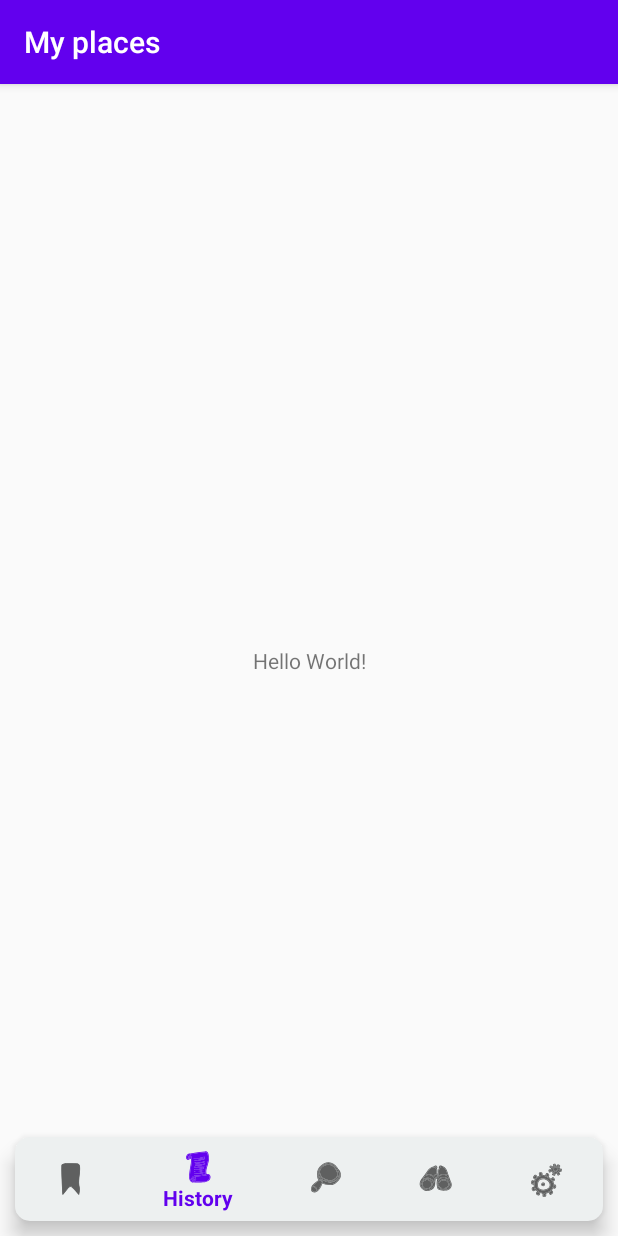
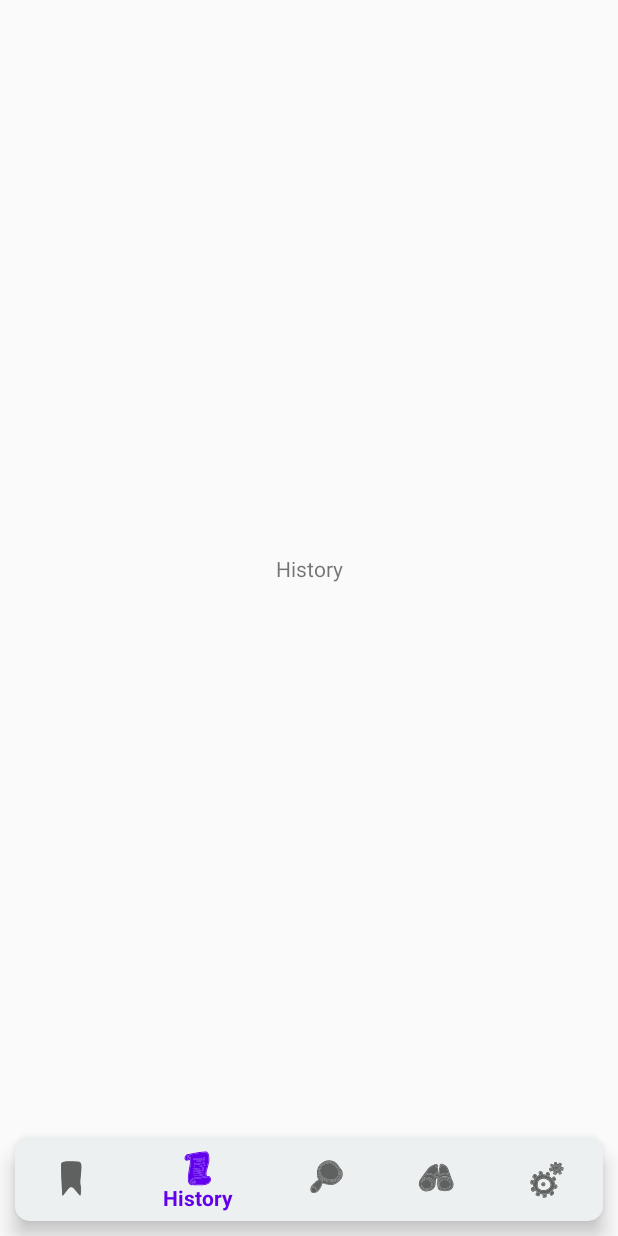
Before and after one commit to freshusername/my-places, an Android app: the screen it shows after launch (MainActivity), item 2 of the bottom bar chosen, on a phone screen of 412 x 824 dp. Run offline under Robolectric (Android 15) with nearby library versions, the phone set to English and light mode, and no system bars; our stand-ins replace data binding, navigation-ui.

Commit message:
:gem: added navigation

```diff
--- a/app/src/main/java/com/unrevealedinc/myplaces/MainActivity.kt
+++ b/app/src/main/java/com/unrevealedinc/myplaces/MainActivity.kt
@@ -2,10 +2,20 @@ package com.unrevealedinc.myplaces
 
 import androidx.appcompat.app.AppCompatActivity
 import android.os.Bundle
+import androidx.databinding.DataBindingUtil
+import androidx.navigation.findNavController
+import androidx.navigation.ui.setupWithNavController
+import com.unrevealedinc.myplaces.databinding.ActivityMainBinding
+
 
 class MainActivity : AppCompatActivity() {
+    private lateinit var binding: ActivityMainBinding
+
     override fun onCreate(savedInstanceState: Bundle?) {
         super.onCreate(savedInstanceState)
-        setContentView(R.layout.activity_main)
+        binding = DataBindingUtil.setContentView(this, R.layout.activity_main)
+        binding.apply {
+            bottomNavigationView.setupWithNavController(findNavController(R.id.navigationHostFragment))
+        }
     }
 }
--- /dev/null
+++ b/app/src/main/java/com/unrevealedinc/myplaces/ui/views/bookmarks/BookmarksFragment.kt
@@ -0,0 +1,25 @@
+package com.unrevealedinc.myplaces.ui.views.bookmarks
+
+import android.os.Bundle
+import android.view.LayoutInflater
+import android.view.View
+import android.view.ViewGroup
+import androidx.databinding.DataBindingUtil
+import androidx.fragment.app.Fragment
+import com.unrevealedinc.myplaces.R
+import com.unrevealedinc.myplaces.databinding.FragmentBookmarksBinding
+
+class BookmarksFragment : Fragment() {
+
+    private lateinit var binding: FragmentBookmarksBinding
+
+    override fun onCreateView(
+        inflater: LayoutInflater,
+        container: ViewGroup?,
+        savedInstanceState: Bundle?
+    ): View? {
+        binding = DataBindingUtil.inflate(inflater, R.layout.fragment_bookmarks, container, false)
+
+        return binding.root
+    }
+}
--- /dev/null
+++ b/app/src/main/java/com/unrevealedinc/myplaces/ui/views/history/HistoryFragment.kt
@@ -0,0 +1,25 @@
+package com.unrevealedinc.myplaces.ui.views.history
+
+import android.os.Bundle
+import android.view.LayoutInflater
+import android.view.View
+import android.view.ViewGroup
+import androidx.databinding.DataBindingUtil
+import androidx.fragment.app.Fragment
+import com.unrevealedinc.myplaces.R
+import com.unrevealedinc.myplaces.databinding.FragmentHistoryBinding
+
+class HistoryFragment : Fragment() {
+
+    private lateinit var binding: FragmentHistoryBinding
+
+    override fun onCreateView(
+        inflater: LayoutInflater,
+        container: ViewGroup?,
+        savedInstanceState: Bundle?
+    ): View? {
+        binding = DataBindingUtil.inflate(inflater, R.layout.fragment_history, container, false)
+
+        return binding.root
+    }
+}
--- /dev/null
+++ b/app/src/main/java/com/unrevealedinc/myplaces/ui/views/search/SearchFragment.kt
@@ -0,0 +1,25 @@
+package com.unrevealedinc.myplaces.ui.views.search
+
+import android.os.Bundle
+import android.view.LayoutInflater
+import android.view.View
+import android.view.ViewGroup
+import androidx.databinding.DataBindingUtil
+import androidx.fragment.app.Fragment
+import com.unrevealedinc.myplaces.R
+import com.unrevealedinc.myplaces.databinding.FragmentSearchBinding
+
+class SearchFragment : Fragment() {
+
+    private lateinit var binding: FragmentSearchBinding
+
+    override fun onCreateView(
+        inflater: LayoutInflater,
+        container: ViewGroup?,
+        savedInstanceState: Bundle?
+    ): View? {
+        binding = DataBindingUtil.inflate(inflater, R.layout.fragment_search, container, false)
+
+        return binding.root
+    }
+}
--- a/app/src/main/res/layout/activity_main.xml
+++ b/app/src/main/res/layout/activity_main.xml
@@ -8,22 +8,28 @@
         android:layout_height="match_parent"
         tools:context=".MainActivity">
 
-        <TextView
-            android:id="@+id/textView"
-            android:layout_width="wrap_content"
-            android:layout_height="wrap_content"
-            android:text="Hello World!"
-            app:layout_constraintBottom_toBottomOf="parent"
-            app:layout_constraintLeft_toLeftOf="parent"
-            app:layout_constraintRight_toRightOf="parent"
-            app:layout_constraintTop_toTopOf="parent" />
+        <fragment
+            android:id="@+id/navigationHostFragment"
+            android:name="androidx.navigation.fragment.NavHostFragment"
+            android:layout_width="match_parent"
+            android:layout_height="0dp"
+            app:defaultNavHost="true"
+            app:layout_constraintBottom_toTopOf="@+id/bottomNavigationView"
+            app:layout_constraintEnd_toEndOf="parent"
+            app:layout_constraintStart_toStartOf="parent"
+            app:layout_constraintTop_toTopOf="parent"
+            app:navGraph="@navigation/navigation_graph"
+            tools:ignore="FragmentTagUsage"
+            tools:layout="@layout/fragment_search" />
 
         <com.google.android.material.bottomnavigation.BottomNavigationView
+            android:id="@+id/bottomNavigationView"
             android:layout_width="match_parent"
             android:layout_height="wrap_content"
             android:layout_margin="10dp"
             android:background="@drawable/background_bottom_navigation"
             android:elevation="3dp"
+            app:itemIconSize="26dp"
             app:layout_constraintBottom_toBottomOf="parent"
             app:layout_constraintEnd_toEndOf="parent"
             app:layout_constraintStart_toStartOf="parent"
--- /dev/null
+++ b/app/src/main/res/layout/fragment_bookmarks.xml
@@ -0,0 +1,20 @@
+<?xml version="1.0" encoding="utf-8"?>
+<layout xmlns:android="http://schemas.android.com/apk/res/android"
+    xmlns:app="http://schemas.android.com/apk/res-auto">
+
+    <androidx.constraintlayout.widget.ConstraintLayout
+        android:layout_width="match_parent"
+        android:layout_height="match_parent">
+
+        <TextView
+            android:layout_width="wrap_content"
+            android:layout_height="wrap_content"
+            android:text="Bookmarks"
+            app:layout_constraintBottom_toBottomOf="parent"
+            app:layout_constraintEnd_toEndOf="parent"
+            app:layout_constraintStart_toStartOf="parent"
+            app:layout_constraintTop_toTopOf="parent" />
+
+    </androidx.constraintlayout.widget.ConstraintLayout>
+
+</layout>
--- /dev/null
+++ b/app/src/main/res/layout/fragment_history.xml
@@ -0,0 +1,20 @@
+<?xml version="1.0" encoding="utf-8"?>
+<layout xmlns:android="http://schemas.android.com/apk/res/android"
+    xmlns:app="http://schemas.android.com/apk/res-auto">
+
+    <androidx.constraintlayout.widget.ConstraintLayout
+        android:layout_width="match_parent"
+        android:layout_height="match_parent">
+
+        <TextView
+            android:layout_width="wrap_content"
+            android:layout_height="wrap_content"
+            android:text="History"
+            app:layout_constraintBottom_toBottomOf="parent"
+            app:layout_constraintEnd_toEndOf="parent"
+            app:layout_constraintStart_toStartOf="parent"
+            app:layout_constraintTop_toTopOf="parent" />
+
+    </androidx.constraintlayout.widget.ConstraintLayout>
+
+</layout>
--- /dev/null
+++ b/app/src/main/res/layout/fragment_search.xml
@@ -0,0 +1,20 @@
+<?xml version="1.0" encoding="utf-8"?>
+<layout xmlns:android="http://schemas.android.com/apk/res/android"
+    xmlns:app="http://schemas.android.com/apk/res-auto">
+
+    <androidx.constraintlayout.widget.ConstraintLayout
+        android:layout_width="match_parent"
+        android:layout_height="match_parent">
+
+        <TextView
+            android:layout_width="wrap_content"
+            android:layout_height="wrap_content"
+            android:text="Search"
+            app:layout_constraintBottom_toBottomOf="parent"
+            app:layout_constraintEnd_toEndOf="parent"
+            app:layout_constraintStart_toStartOf="parent"
+            app:layout_constraintTop_toTopOf="parent" />
+
+    </androidx.constraintlayout.widget.ConstraintLayout>
+
+</layout>
--- a/app/src/main/res/menu/bottom_navigation_menu.xml
+++ b/app/src/main/res/menu/bottom_navigation_menu.xml
@@ -3,35 +3,35 @@
     xmlns:app="http://schemas.android.com/apk/res-auto">
 
     <item
-        android:id="@+id/bookmarks"
+        android:id="@+id/bookmarksFragment"
         android:enabled="true"
         android:icon="@drawable/ic_bookmark"
         android:title="@string/bottom_navigation_bookmark"
         app:showAsAction="ifRoom" />
 
     <item
-        android:id="@+id/history"
+        android:id="@+id/historyFragment"
         android:enabled="true"
         android:icon="@drawable/ic_history"
         android:title="@string/bottom_navigation_history"
         app:showAsAction="ifRoom" />
 
     <item
-        android:id="@+id/search"
+        android:id="@+id/searchFragment"
         android:enabled="true"
         android:icon="@drawable/ic_search"
         android:title="@string/bottom_navigation_search"
         app:showAsAction="ifRoom" />
 
     <item
-        android:id="@+id/explore"
+        android:id="@+id/exploreFragment"
         android:enabled="true"
         android:icon="@drawable/ic_explore"
         android:title="@string/bottom_navigation_explore"
         app:showAsAction="ifRoom" />
 
     <item
-        android:id="@+id/settings"
+        android:id="@+id/settingsFragment"
         android:enabled="true"
         android:icon="@drawable/ic_settings"
         android:title="@string/bottom_navigation_settings"
--- /dev/null
+++ b/app/src/main/res/navigation/navigation_graph.xml
@@ -0,0 +1,26 @@
+<?xml version="1.0" encoding="utf-8"?>
+<navigation xmlns:android="http://schemas.android.com/apk/res/android"
+    xmlns:app="http://schemas.android.com/apk/res-auto"
+    xmlns:tools="http://schemas.android.com/tools"
+    android:id="@+id/navigation_graph"
+    app:startDestination="@id/searchFragment">
+
+    <fragment
+        android:id="@+id/searchFragment"
+        android:name="com.unrevealedinc.myplaces.ui.views.search.SearchFragment"
+        android:label="SearchFragment"
+        tools:layout="@layout/fragment_search"/>
+
+    <fragment
+        android:id="@+id/bookmarksFragment"
+        android:name="com.unrevealedinc.myplaces.ui.views.bookmarks.BookmarksFragment"
+        android:label="BookmarksFragment"
+        tools:layout="@layout/fragment_bookmarks"/>
+
+    <fragment
+        android:id="@+id/historyFragment"
+        android:name="com.unrevealedinc.myplaces.ui.views.history.HistoryFragment"
+        android:label="HistoryFragment"
+        tools:layout="@layout/fragment_history"/>
+
+</navigation>
--- a/app/src/main/res/values/styles.xml
+++ b/app/src/main/res/values/styles.xml
@@ -1,7 +1,5 @@
 <resources>
-    <!-- Base application theme. -->
-    <style name="AppTheme" parent="Theme.AppCompat.Light.DarkActionBar">
-        <!-- Customize your theme here. -->
+    <style name="AppTheme" parent="Theme.AppCompat.Light.NoActionBar">
         <item name="colorPrimary">@color/colorPrimary</item>
         <item name="colorPrimaryDark">@color/colorPrimaryDark</item>
         <item name="colorAccent">@color/colorAccent</item>
```
